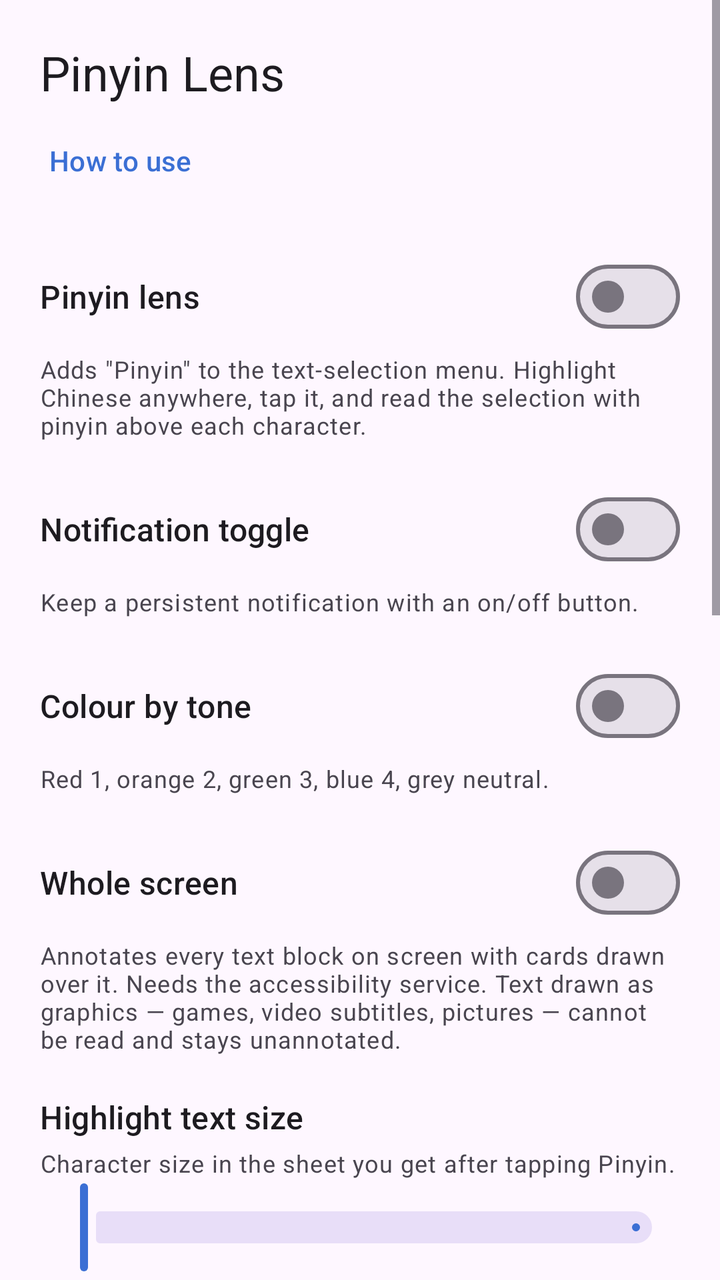
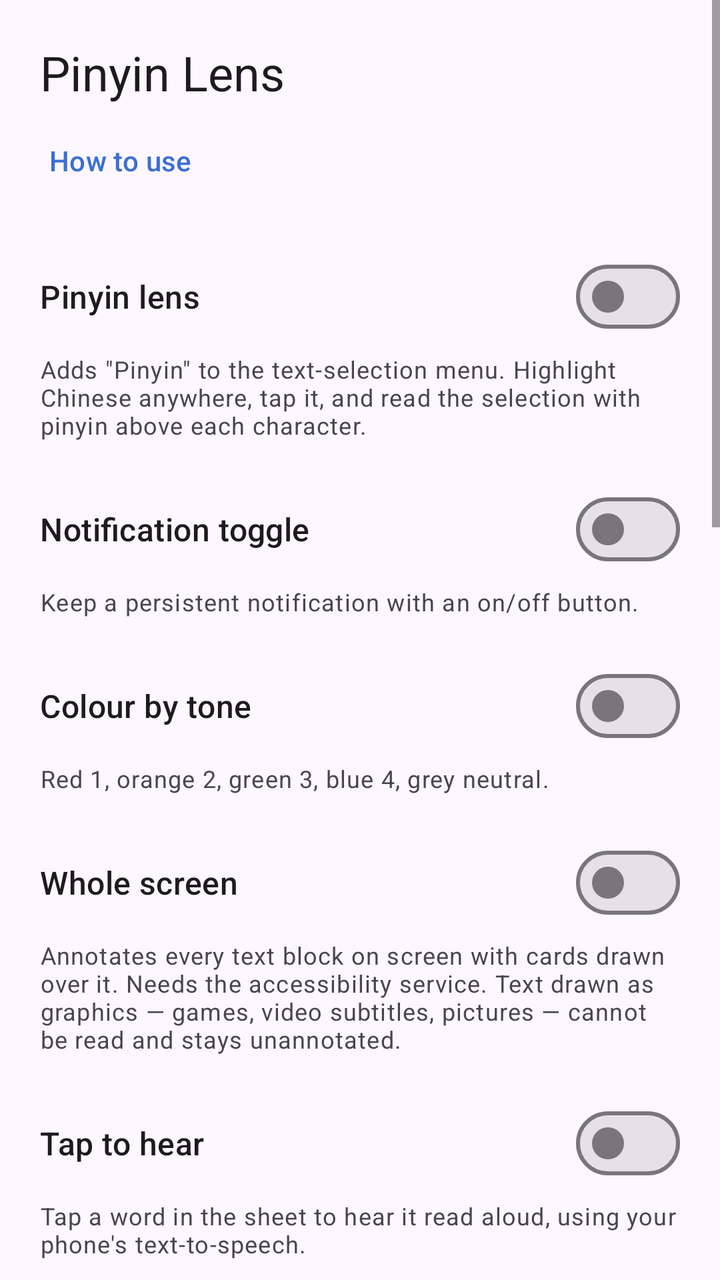

Two renders of the same Android screen: before a commit and after it. Below are the layout's source before the change and the commit's diff.
<!-- AndroidManifest.xml: application theme Theme.PinyinLens -->
<!-- res/layout/activity_main.xml -->
<?xml version="1.0" encoding="utf-8"?>
<ScrollView xmlns:android="http://schemas.android.com/apk/res/android"
    xmlns:app="http://schemas.android.com/apk/res-auto"
    android:layout_width="match_parent"
    android:layout_height="match_parent"
    android:clipToPadding="false"
    android:fillViewport="true">

    <LinearLayout
        android:layout_width="match_parent"
        android:layout_height="wrap_content"
        android:orientation="vertical"
        android:padding="20dp">

        <TextView
            android:layout_width="wrap_content"
            android:layout_height="wrap_content"
            android:text="@string/app_name"
            android:textAppearance="?attr/textAppearanceHeadlineSmall" />

        <com.google.android.material.button.MaterialButton
            android:id="@+id/helpButton"
            style="@style/Widget.Material3.Button.TextButton"
            android:layout_width="wrap_content"
            android:layout_height="wrap_content"
            android:layout_marginStart="-8dp"
            android:layout_marginTop="4dp"
            android:text="@string/help_button" />

        <com.google.android.material.materialswitch.MaterialSwitch
            android:id="@+id/lensSwitch"
            android:layout_width="match_parent"
            android:layout_height="wrap_content"
            android:layout_marginTop="20dp"
            android:text="@string/lens_title"
            android:textAppearance="?attr/textAppearanceTitleMedium" />

        <TextView
            android:layout_width="match_parent"
            android:layout_height="wrap_content"
            android:layout_marginTop="4dp"
            android:text="@string/lens_summary"
            android:textAppearance="?attr/textAppearanceBodySmall" />

        <com.google.android.material.materialswitch.MaterialSwitch
            android:id="@+id/notificationSwitch"
            android:layout_width="match_parent"
            android:layout_height="wrap_content"
            android:layout_marginTop="20dp"
            android:text="@string/notification_title"
            android:textAppearance="?attr/textAppearanceTitleMedium" />

        <TextView
            android:layout_width="match_parent"
            android:layout_height="wrap_content"
            android:layout_marginTop="4dp"
            android:text="@string/notification_summary"
            android:textAppearance="?attr/textAppearanceBodySmall" />

        <com.google.android.material.materialswitch.MaterialSwitch
            android:id="@+id/toneSwitch"
            android:layout_width="match_parent"
            android:layout_height="wrap_content"
            android:layout_marginTop="20dp"
            android:text="@string/tone_title"
            android:textAppearance="?attr/textAppearanceTitleMedium" />

        <TextView
            android:layout_width="match_parent"
            android:layout_height="wrap_content"
            android:layout_marginTop="4dp"
            android:text="@string/tone_summary"
            android:textAppearance="?attr/textAppearanceBodySmall" />

        <com.google.android.material.materialswitch.MaterialSwitch
            android:id="@+id/overlaySwitch"
            android:layout_width="match_parent"
            android:layout_height="wrap_content"
            android:layout_marginTop="20dp"
            android:text="@string/overlay_title"
            android:textAppearance="?attr/textAppearanceTitleMedium" />

        <TextView
            android:layout_width="match_parent"
            android:layout_height="wrap_content"
            android:layout_marginTop="4dp"
            android:text="@string/overlay_summary"
            android:textAppearance="?attr/textAppearanceBodySmall" />

        <com.google.android.material.button.MaterialButton
            android:id="@+id/grantAccessibility"
            style="@style/Widget.Material3.Button.TonalButton"
            android:layout_width="wrap_content"
            android:layout_height="wrap_content"
            android:layout_marginTop="8dp"
            android:text="@string/overlay_grant"
            android:visibility="gone" />

        <TextView
            android:layout_width="match_parent"
            android:layout_height="wrap_content"
            android:layout_marginTop="20dp"
            android:text="@string/size_title"
            android:textAppearance="?attr/textAppearanceTitleMedium" />

        <TextView
            android:layout_width="match_parent"
            android:layout_height="wrap_content"
            android:layout_marginTop="4dp"
            android:text="@string/size_summary"
            android:textAppearance="?attr/textAppearanceBodySmall" />

        <com.google.android.material.slider.Slider
            android:id="@+id/sizeSlider"
            android:layout_width="match_parent"
            android:layout_height="wrap_content"
            android:contentDescription="@string/size_title" />

        <TextView
            android:layout_width="match_parent"
            android:layout_height="wrap_content"
            android:layout_marginTop="20dp"
            android:text="@string/overlay_size_title"
            android:textAppearance="?attr/textAppearanceTitleMedium" />

        <TextView
            android:layout_width="match_parent"
            android:layout_height="wrap_content"
            android:layout_marginTop="4dp"
            android:text="@string/overlay_size_summary"
            android:textAppearance="?attr/textAppearanceBodySmall" />

        <com.google.android.material.slider.Slider
            android:id="@+id/overlaySizeSlider"
            android:layout_width="match_parent"
            android:layout_height="wrap_content"
            android:contentDescription="@string/overlay_size_title" />

        <TextView
            android:layout_width="match_parent"
            android:layout_height="wrap_content"
            android:layout_marginTop="24dp"
            android:text="@string/preview_title"
            android:textAppearance="?attr/textAppearanceTitleMedium" />

        <com.google.android.material.textfield.TextInputLayout
            android:layout_width="match_parent"
            android:layout_height="wrap_content"
            android:layout_marginTop="8dp"
            android:hint="@string/preview_hint"
            app:boxBackgroundMode="outline">

            <com.google.android.material.textfield.TextInputEditText
                android:id="@+id/sample"
                android:layout_width="match_parent"
                android:layout_height="wrap_content"
                android:inputType="textMultiLine"
                android:maxLines="4" />
        </com.google.android.material.textfield.TextInputLayout>

        <io.tr8.pinyinlens.ui.RubyTextView
            android:id="@+id/preview"
            android:layout_width="match_parent"
            android:layout_height="wrap_content"
            android:layout_marginTop="16dp" />

        <TextView
            android:id="@+id/tileHint"
            android:layout_width="match_parent"
            android:layout_height="wrap_content"
            android:layout_marginTop="28dp"
            android:text="@string/tile_hint"
            android:textAppearance="?attr/textAppearanceBodySmall" />

        <TextView
            android:layout_width="match_parent"
            android:layout_height="wrap_content"
            android:layout_marginTop="28dp"
            android:text="@string/updates_title"
            android:textAppearance="?attr/textAppearanceTitleMedium" />

        <com.google.android.material.materialswitch.MaterialSwitch
            android:id="@+id/autoUpdateSwitch"
            android:layout_width="match_parent"
            android:layout_height="wrap_content"
            android:layout_marginTop="8dp"
            android:text="@string/updates_summary"
            android:textAppearance="?attr/textAppearanceBodySmall" />

        <com.google.android.material.button.MaterialButton
            android:id="@+id/checkUpdates"
            style="@style/Widget.Material3.Button.TonalButton"
            android:layout_width="wrap_content"
            android:layout_height="wrap_content"
            android:layout_marginTop="8dp"
            android:text="@string/check_updates" />

        <com.google.android.material.button.MaterialButton
            android:id="@+id/addTile"
            style="@style/Widget.Material3.Button.TonalButton"
            android:layout_width="wrap_content"
            android:layout_height="wrap_content"
            android:layout_marginTop="12dp"
            android:text="@string/add_tile"
            android:visibility="gone" />

        <TextView
            android:layout_width="match_parent"
            android:layout_height="wrap_content"
            android:layout_marginTop="28dp"
            android:text="@string/feedback_title"
            android:textAppearance="?attr/textAppearanceTitleMedium" />

        <TextView
            android:layout_width="match_parent"
            android:layout_height="wrap_content"
            android:layout_marginTop="4dp"
            android:text="@string/feedback_summary"
            android:textAppearance="?attr/textAppearanceBodySmall" />

        <com.google.android.material.button.MaterialButton
            android:id="@+id/reportBug"
            style="@style/Widget.Material3.Button.TonalButton"
            android:layout_width="wrap_content"
            android:layout_height="wrap_content"
            android:layout_marginTop="8dp"
            android:layout_marginBottom="12dp"
            android:text="@string/feedback_button" />

    </LinearLayout>
</ScrollView>
<!-- resources referenced by this layout -->
<resources>
  <string name="add_tile">Add Quick Settings tile</string>
  <string name="app_name">Pinyin Lens</string>
  <string name="check_updates">Check for updates now</string>
  <string name="feedback_button">Report a bug</string>
  <string name="feedback_summary">Email yy@yyhsk.com with what happened and which app you were in. Tapping below fills in your version and device for you.</string>
  <string name="feedback_title">Found a bug?</string>
  <string name="help_button">How to use</string>
  <string name="lens_summary">Adds \"Pinyin\" to the text-selection menu. Highlight Chinese anywhere, tap it, and read the selection with pinyin above each character.</string>
  <string name="lens_title">Pinyin lens</string>
  <string name="notification_summary">Keep a persistent notification with an on/off button.</string>
  <string name="notification_title">Notification toggle</string>
  <string name="overlay_grant">Grant accessibility access</string>
  <string name="overlay_size_summary">Scales the cards relative to the text they cover, so a caption stays smaller than body text. Turn it down to make cards spill less onto what is underneath.</string>
  <string name="overlay_size_title">Whole screen card size</string>
  <string name="overlay_summary">Annotates every text block on screen with cards drawn over it. Needs the accessibility service. Text drawn as graphics — games, video subtitles, pictures — cannot be read and stays unannotated.</string>
  <string name="overlay_title">Whole screen</string>
  <string name="preview_hint">Type or paste Chinese</string>
  <string name="preview_title">Try it</string>
  <string name="size_summary">Character size in the sheet you get after tapping Pinyin.</string>
  <string name="size_title">Highlight text size</string>
  <string name="tile_hint">Add the Pinyin Lens tile to Quick Settings for a one-tap toggle from any app.</string>
  <string name="tone_summary">Red 1, orange 2, green 3, blue 4, grey neutral.</string>
  <string name="tone_title">Colour by tone</string>
  <string name="updates_summary">Check GitHub for a newer build when the app opens.</string>
  <string name="updates_title">Updates</string>
  <style name="Theme.PinyinLens" parent="Theme.Material3.DayNight.NoActionBar">
          <item name="colorPrimary">@color/accent</item>
      </style>
  <color name="accent">#3B6FD4</color>
</resources>

<!-- the commit's change to res/layout/activity_main.xml (unified diff, before → after) -->
@@ -96,6 +96,36 @@
             android:text="@string/overlay_grant"
             android:visibility="gone" />
 
+        <com.google.android.material.materialswitch.MaterialSwitch
+            android:id="@+id/speechSwitch"
+            android:layout_width="match_parent"
+            android:layout_height="wrap_content"
+            android:layout_marginTop="20dp"
+            android:text="@string/speech_title"
+            android:textAppearance="?attr/textAppearanceTitleMedium" />
+
+        <TextView
+            android:layout_width="match_parent"
+            android:layout_height="wrap_content"
+            android:layout_marginTop="4dp"
+            android:text="@string/speech_summary"
+            android:textAppearance="?attr/textAppearanceBodySmall" />
+
+        <com.google.android.material.materialswitch.MaterialSwitch
+            android:id="@+id/sandhiSwitch"
+            android:layout_width="match_parent"
+            android:layout_height="wrap_content"
+            android:layout_marginTop="20dp"
+            android:text="@string/sandhi_title"
+            android:textAppearance="?attr/textAppearanceTitleMedium" />
+
+        <TextView
+            android:layout_width="match_parent"
+            android:layout_height="wrap_content"
+            android:layout_marginTop="4dp"
+            android:text="@string/sandhi_summary"
+            android:textAppearance="?attr/textAppearanceBodySmall" />
+
         <TextView
             android:layout_width="match_parent"
             android:layout_height="wrap_content"
<!-- resource entries referenced after the edit -->
@@ -18,8 +18,12 @@
   <string name="overlay_title">Whole screen</string>
   <string name="preview_hint">Type or paste Chinese</string>
   <string name="preview_title">Try it</string>
+  <string name="sandhi_summary">Third tone before another third tone is spoken as a second (你好 as ní hǎo). The 不 and 一 changes are always shown.</string>
+  <string name="sandhi_title">Show tone changes</string>
   <string name="size_summary">Character size in the sheet you get after tapping Pinyin.</string>
   <string name="size_title">Highlight text size</string>
+  <string name="speech_summary">Tap a word in the sheet to hear it read aloud, using your phone\'s text-to-speech.</string>
+  <string name="speech_title">Tap to hear</string>
   <string name="tile_hint">Add the Pinyin Lens tile to Quick Settings for a one-tap toggle from any app.</string>
   <string name="tone_summary">Red 1, orange 2, green 3, blue 4, grey neutral.</string>
   <string name="tone_title">Colour by tone</string>
